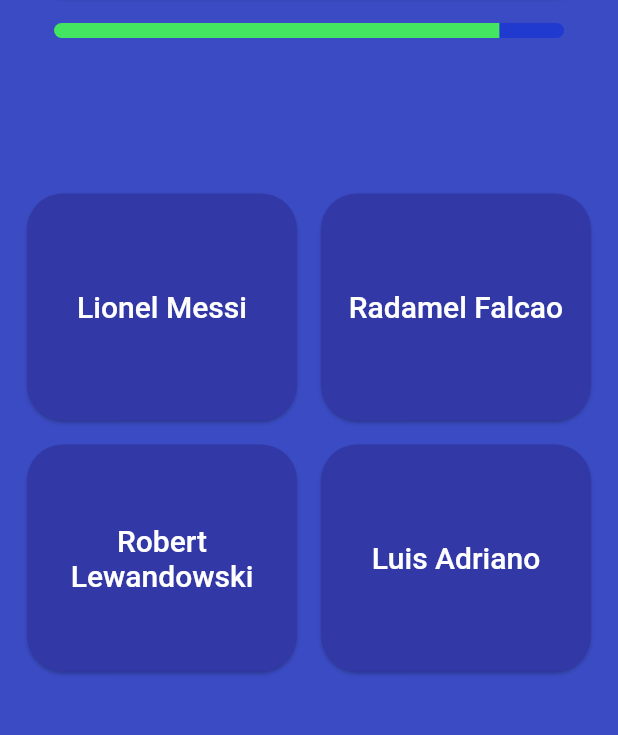
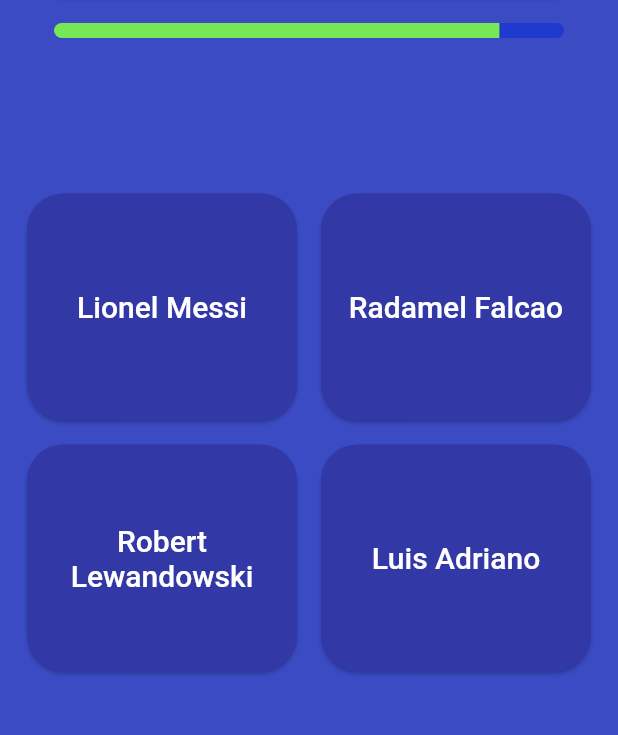
Before and after one commit to sk1z/quiz, a Flutter app: the QuizRoundPage screen opened directly with empty values, on a phone screen of 412 x 824 dp, the part 289-1024 px from its top. Run offline on Flutter 3.47's test engine with Material 2 defaults, Android fonts, the phone set to English and light mode, and no system bars; our stand-ins replace bloc, connectivity_plus, device_info_plus, equatable, firebase_core, firebase_remote_config and 3 more; missing offline and left inert: battery_info, flutter_inappwebview; accounts and stored records are empty.

Commit message:
added colors to timer

```diff
--- a/lib/quiz/widgets/round_timer.dart
+++ b/lib/quiz/widgets/round_timer.dart
@@ -1,5 +1,23 @@
 import 'package:flutter/material.dart';
 import 'package:quiz_game/quiz/quiz.dart';
+
+const List<Color> _colors = const [
+  Color(0xffdd3e37),
+  Color(0xffe65630),
+  Color(0xffed6d2a),
+  Color(0xfff28323),
+  Color(0xfff49920),
+  Color(0xfff4ae21),
+  Color(0xfff3c32a),
+  Color(0xffefd838),
+  Color(0xffdcdc35),
+  Color(0xffc8e037),
+  Color(0xffb2e33d),
+  Color(0xff9ae646),
+  Color(0xff7ee852),
+  Color(0xff5aea60),
+  Color(0xff0aeb6f),
+];
 
 class RoundTimer extends StatefulWidget {
   const RoundTimer({
@@ -24,24 +42,21 @@ class _RoundTimerState extends State<RoundTimer>
   static final Animatable<double> _fadeTween = Tween<double>(begin: 1, end: 0);
   static final Animatable<double> _appeareTween =
       CurveTween(curve: const Interval(0.44, 1));
-  static final Animatable<double> _redYellowIntervalTween =
-      CurveTween(curve: const Interval(0, 0.5));
-  static final Animatable<double> _yellowGreenIntervalTween =
-      CurveTween(curve: const Interval(0.5, 1));
-  static final Animatable<Color?> _redYellowTween = ColorTween(
-    begin: const Color(0xffdd3e37),
-    end: const Color(0xffefd838),
-  );
-  static final Animatable<Color?> _yellowGreenTween = ColorTween(
-    begin: const Color(0xffefd838),
-    end: const Color(0xff0aeb6f),
-  );
+  static final Animatable<Color?> _colorTween = TweenSequence<Color?>([
+    for (int i = 0; i < _colors.length - 1; i++)
+      TweenSequenceItem(
+        weight: 1.0,
+        tween: ColorTween(
+          begin: _colors[i],
+          end: _colors[i + 1],
+        ),
+      ),
+  ]);
 
   late Animation<double> _fade;
   late Animation<double> _appear;
   late AnimationController _controller;
-  late Animation<Color?> _redYellow;
-  late Animation<Color?> _yellowGreen;
+  late Animation<Color?> _color;
 
   @override
   void initState() {
@@ -54,10 +69,7 @@ class _RoundTimerState extends State<RoundTimer>
       duration: answerTime,
       vsync: this,
     );
-    _redYellow =
-        _controller.drive(_redYellowTween.chain(_redYellowIntervalTween));
-    _yellowGreen =
-        _controller.drive(_yellowGreenTween.chain(_yellowGreenIntervalTween));
+    _color = _controller.drive(_colorTween);
 
     if (widget.animate) {
       _controller.reverse();
@@ -97,14 +109,10 @@ class _RoundTimerState extends State<RoundTimer>
           child: AnimatedBuilder(
               animation: _controller,
               builder: (BuildContext context, Widget? child) {
-                final Color? color = _controller.value < 0.5
-                    ? _redYellow.value
-                    : _yellowGreen.value;
-
                 return LinearProgressIndicator(
                   minHeight: 10,
                   backgroundColor: const Color(0xff2039ce),
-                  color: color,
+                  color: _color.value,
                   value: _controller.value,
                 );
               }),
```
